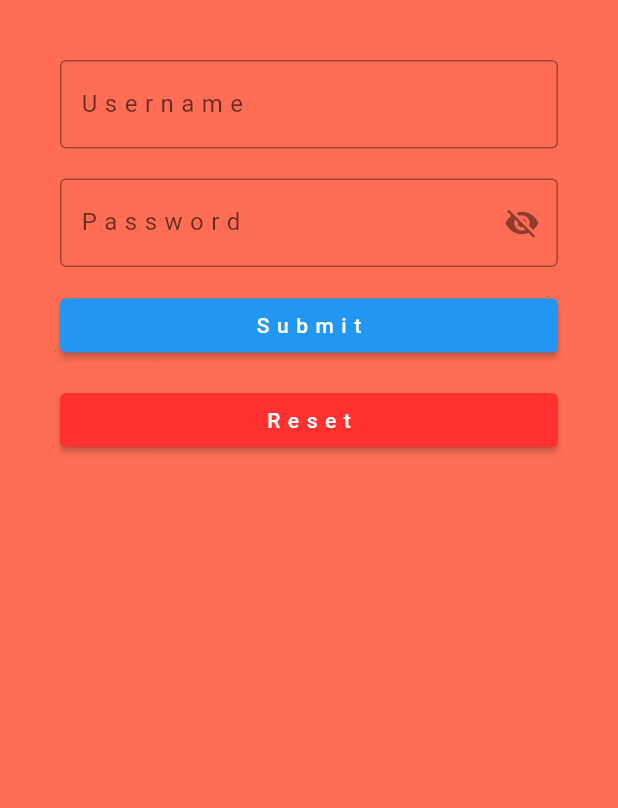
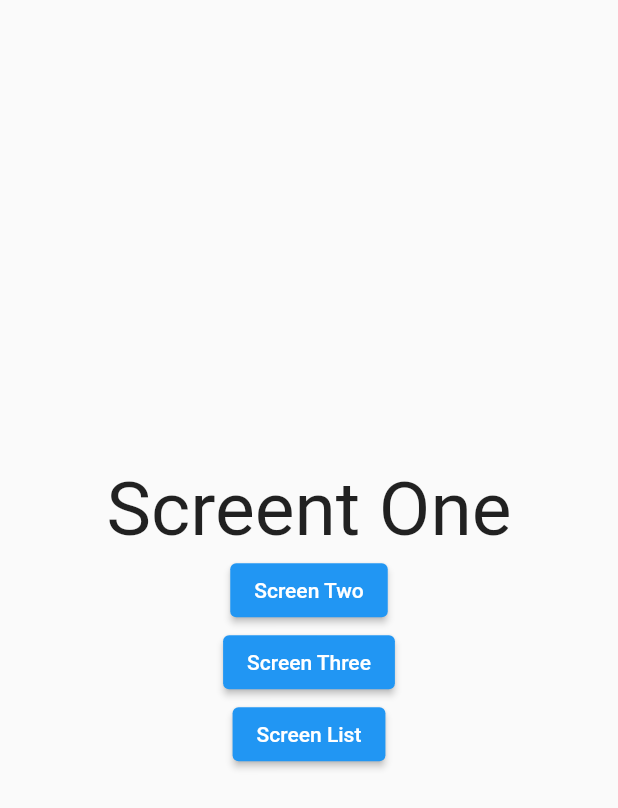
Before and after one commit to christopharantony/flutter_basics, a Flutter app: the screen it shows after launch, on a phone screen of 412 x 824 dp. Shown: the top 808 px of the screen. Run offline on Flutter 3.47's test engine with Material 2 defaults, Android fonts, the phone set to English and light mode, and no system bars.

```diff
--- a/lib/main.dart
+++ b/lib/main.dart
@@ -1,7 +1,10 @@
-import 'package:counter_application/glassmorphism.dart';
+import 'package:counter_application/list_screen.dart';
+import 'package:counter_application/screen_one.dart';
+import 'package:counter_application/screen_three.dart';
+import 'package:counter_application/screen_two.dart';
 import 'package:flutter/material.dart';
 
-void main() {
+void main() async {
   runApp(const MyApp());
 }
 
@@ -11,140 +14,13 @@ class MyApp extends StatelessWidget {
   @override
   Widget build(BuildContext context) {
     return MaterialApp(
-      theme: ThemeData(),
-      home: const LoginPage(),
+      home: const ScreenOne(),
+      routes: {
+        "/screen_one": (context) => const ScreenOne(),
+        "/screen_two": (context) => const ScreenTwo(),
+        "/screen_three": (context) => const ScreenThree(),
+        "/list": (context) => const ListScreen(),
+      },
     );
   }
 }
-
-class LoginPage extends StatefulWidget {
-  const LoginPage({super.key});
-
-  @override
-  State<LoginPage> createState() => _LoginPageState();
-}
-
-class _LoginPageState extends State<LoginPage> {
-  bool psdShow = false;
-  bool isSubmit = false;
-  Map user = {'username': '', 'password': ''};
-  final _usernameController = TextEditingController();
-  final _psdController = TextEditingController();
-
-  @override
-  Widget build(BuildContext context) {
-    return Scaffold(
-      backgroundColor: const Color.fromARGB(255, 255, 110, 84),
-      body: SafeArea(
-        child: Padding(
-            padding: const EdgeInsets.all(40),
-            child: Column(
-              children: [
-                TextField(
-                  controller: _usernameController,
-                  decoration: const InputDecoration(
-                      border: OutlineInputBorder(),
-                      labelText: "Username",
-                      hintText: "Enter your username"),
-                  style: const TextStyle(
-                      letterSpacing: 5,
-                      fontFamily: "Roboto",
-                      color: Color.fromARGB(255, 112, 1, 1)),
-                ),
-                const SizedBox(
-                  height: 20,
-                ),
-                TextField(
-                  controller: _psdController,
-                  obscureText: !psdShow,
-                  decoration: InputDecoration(
-                      border: const OutlineInputBorder(),
-                      labelText: "Password",
-                      hintText: "Enter your password",
-                      suffixIcon: IconButton(
-                          onPressed: () {
-                            setState(() {
-                              psdShow = !psdShow;
-                            });
-                          },
-                          icon: psdShow
-                              ? const Icon(Icons.visibility)
-                              : const Icon(Icons.visibility_off))),
-                  style: const TextStyle(
-                      letterSpacing: 5,
-                      fontFamily: "Roboto",
-                      color: Color.fromARGB(255, 112, 1, 1)),
-                ),
-                const SizedBox(
-                  height: 15,
-                ),
-                SizedBox(
-                  width: double.infinity,
-                  child: ElevatedButton(
-                    onPressed: () {
-                      setState(() {
-                        isSubmit = true;
-                      });
-                    },
-                    style: const ButtonStyle(),
-                    child: const Text(
-                      "Submit",
-                      style: TextStyle(
-                        letterSpacing: 5,
-                        fontFamily: "Roboto",
-                      ),
-                    ),
-                  ),
-                ),
-                const SizedBox(
-                  height: 15,
-                ),
-                SizedBox(
-                  width: double.infinity,
-                  child: ElevatedButton(
-                    onPressed: () {
-                      setState(() {
-                        isSubmit = false;
-                        psdShow = false;
-                        _usernameController.clear();
-                        _psdController.clear();
-                      });
-                    },
-                    style: ButtonStyle(
-                      backgroundColor: MaterialStateProperty.all<Color>(
-                          const Color.fromARGB(255, 255, 49, 49)),
-                    ),
-                    child: const Text(
-                      "Reset",
-                      style: TextStyle(
-                        letterSpacing: 5,
-                        fontFamily: "Roboto",
-                      ),
-                    ),
-                  ),
-                ),
-                const SizedBox(
-                  height: 20,
-                ),
-                isSubmit
-                    ? GlassMorphism(
-                        start: 0.9,
-                        end: 0.6,
-                        child: Column(children: [
-                          SizedBox(
-                            width: double.infinity,
-                            height: 150,
-                            child: Center(
-                              child: Text(
-                                  "Welcome to our Family,\nName: ${_usernameController.text}\n${psdShow ? "Password: ${_psdController.text}" : "Password: ********"}"),
-                            ),
-                          ),
-                        ]),
-                      )
-                    : Container()
-              ],
-            )),
-      ),
-    );
-  }
-}
--- /dev/null
+++ b/lib/screen_one.dart
@@ -0,0 +1,48 @@
+import 'package:counter_application/screen_two.dart';
+import 'package:flutter/material.dart';
+
+class ScreenOne extends StatelessWidget {
+  const ScreenOne({super.key});
+
+  @override
+  Widget build(BuildContext context) {
+    return Scaffold(
+      body: SafeArea(
+          child: Center(
+        child: Column(
+          mainAxisAlignment: MainAxisAlignment.center,
+          children: [
+            const Text(
+              "Screent One",
+              style: TextStyle(fontSize: 50),
+            ),
+            ElevatedButton(
+                onPressed: () {
+                  // Navigator.of(context).push(MaterialPageRoute(builder: (cxt) {
+                  //   return const ScreenTwo();
+                  // }));
+                  Navigator.of(context).pushNamed("/screen_two");
+                },
+                child: const Text("Screen Two")),
+            ElevatedButton(
+                onPressed: () {
+                  // Navigator.of(context).push(MaterialPageRoute(builder: (cxt) {
+                  //   return const ScreenTwo();
+                  // }));
+                  Navigator.of(context).pushNamed("/screen_three");
+                },
+                child: const Text("Screen Three")),
+            ElevatedButton(
+                onPressed: () {
+                  // Navigator.of(context).push(MaterialPageRoute(builder: (cxt) {
+                  //   return const ScreenTwo();
+                  // }));
+                  Navigator.of(context).pushNamed("/list");
+                },
+                child: const Text("Screen List" ))
+          ],
+        ),
+      )),
+    );
+  }
+}
```
Also changed, not shown: lib/detail_screen.dart (added, +26 -0 lines), lib/glassmorphism.dart (deleted, +0 -41 lines), lib/list_screen.dart (added, +47 -0 lines), lib/screen_three.dart (added, +37 -0 lines), lib/screen_two.dart (added, +52 -0 lines).
